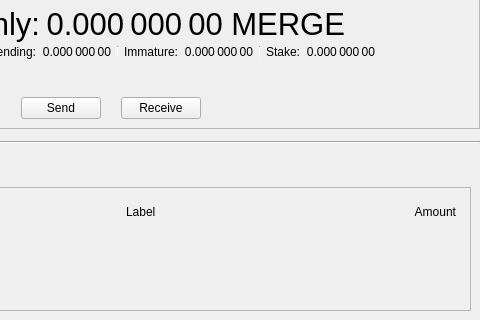
ProjectMerge/bitcoin, file src/qt/forms/overviewpage.ui: the form before one commit; both pictures show x 258 to 738 and y 133 to 453 of the 738 by 453 pixel window.
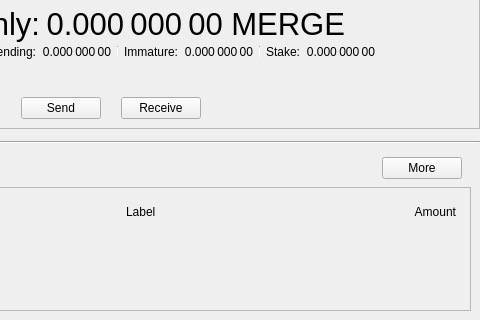
The form after the commit. Icons and pictures are not drawn. Custom widgets are drawn as their Qt base class.

Commit message: connect a few signals that werent hooked up, and showing their associated states

Diff of the .ui file:
```diff
--- a/src/qt/forms/overviewpage.ui
+++ b/src/qt/forms/overviewpage.ui
@@ -1008,6 +1008,13 @@
           </property>
          </spacer>
         </item>
+        <item>
+         <widget class="QPushButton" name="showMoreButton">
+          <property name="text">
+           <string>More</string>
+          </property>
+         </widget>
+        </item>
        </layout>
       </item>
       <item>
```
The commit also changes 1 other file.
